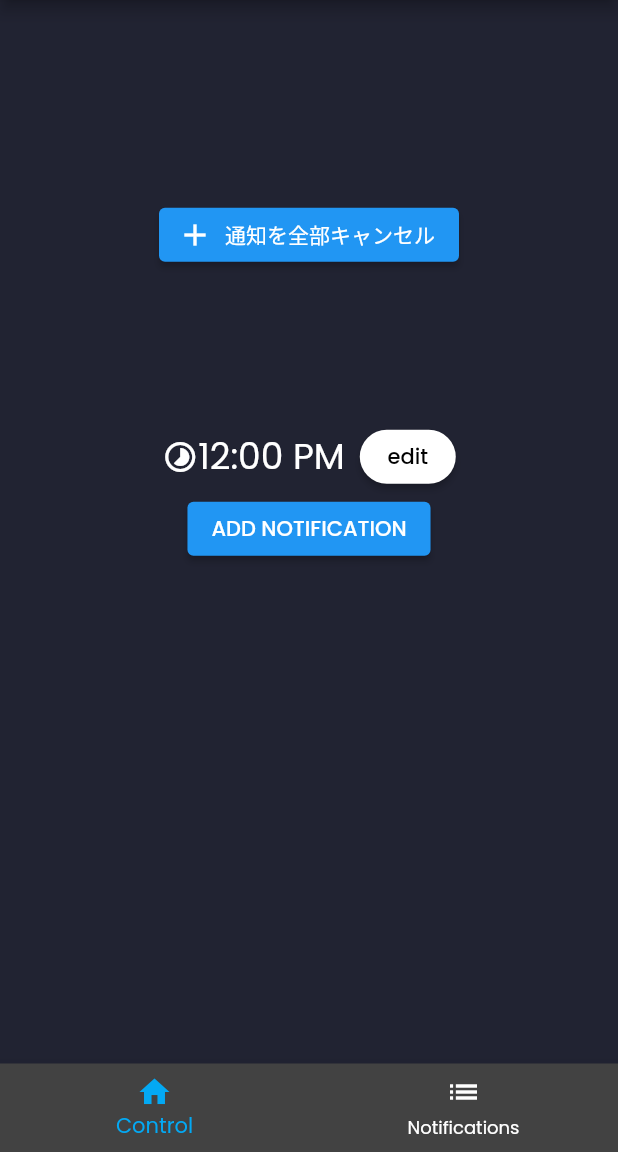
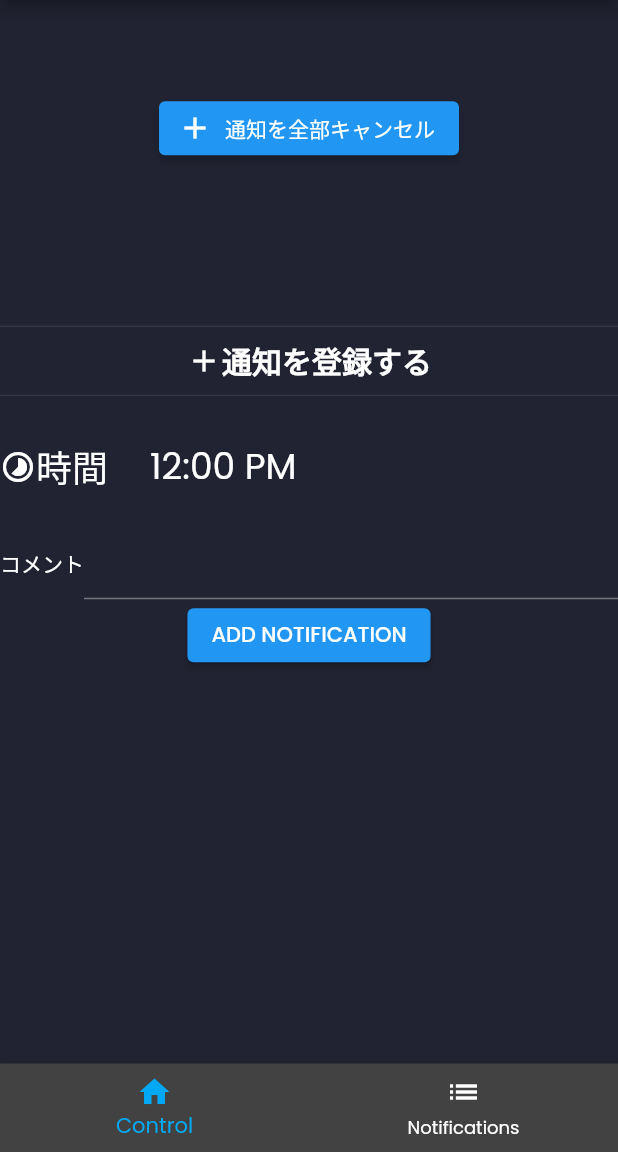
Before and after one commit to tk-daisuke/local_notification, a Flutter app: the screen it shows after launch, on a phone screen of 412 x 824 dp, the part 84-1236 px from its top. Run offline on Flutter 3.47's test engine with Material 2 defaults, Android fonts, the phone set to English and light mode, and no system bars; our stand-ins replace flutter_hooks, flutter_local_notifications, flutter_native_timezone, freezed_annotation, google_fonts, hooks_riverpod and 1 more; project files that could hold a hidden picture were left out.

Commit message:
add 見た目を整えた。通知のコメントを入力できるようにした。

```diff
--- a/lib/view/list/notification_add_screen.dart
+++ b/lib/view/list/notification_add_screen.dart
@@ -13,7 +13,7 @@ class NotificationAddScreen extends HookWidget {
   Widget build(BuildContext context) {
     final _model = NotificationAddModel();
 
-    final list = useProvider(notificaitonItems);
+    useProvider(notificaitonItems);
     return Center(
       child: SingleChildScrollView(
         child: Column(
@@ -30,7 +30,37 @@ class NotificationAddScreen extends HookWidget {
             const SizedBox(
               height: 100,
             ),
+            const Divider(),
+            Row(
+              mainAxisAlignment: MainAxisAlignment.center,
+              children: const [
+                Icon(Icons.add),
+                Text(
+                  '通知を登録する',
+                  style: TextStyle(fontWeight: FontWeight.bold, fontSize: 20),
+                ),
+              ],
+            ),
+            const Divider(),
             const NotificationTimeEditor(),
+            Row(
+              children: [
+                const Text('コメント'),
+                // const Icon(Icons.comment),
+                Expanded(child: HookBuilder(builder: (context) {
+                  final _settings =
+                      useProvider(notificationSettingProvider.notifier);
+
+                  return TextFormField(
+                    onChanged: (value) {
+                      print(_settings.state);
+                      _settings.state =
+                          _settings.state.copyWith(comment: value);
+                    },
+                  );
+                })),
+              ],
+            ),
             HookBuilder(builder: (context) {
               final _settings = useProvider(notificationSettingProvider);
               final list = useProvider(notificaitonItems);
@@ -54,21 +84,3 @@ class NotificationAddScreen extends HookWidget {
     );
   }
 }
-
-// class _button extends StatelessWidget {
-//   const _button({
-//     Key? key,
-//     required this.name,
-//     required this.onPressed,
-//   }) : super(key: key);
-//   final String name;
-//   final VoidCallback onPressed;
-
-//   @override
-//   Widget build(BuildContext context) {
-//     return ElevatedButton.icon(
-//       onPressed: onPressed,
-//       icon: const Icon(Icons.add),
-//       label: Text(name),
-//     );
-//   }
--- a/lib/view/widget/notificaiton_time_editor.dart
+++ b/lib/view/widget/notificaiton_time_editor.dart
@@ -4,50 +4,21 @@ import 'package:hooks_riverpod/hooks_riverpod.dart';
 import 'package:riverpod_test_application/item/notification_setting.dart';
 import 'package:riverpod_test_application/service/notification_service.dart';
 
-class NotificationTimeEditor extends StatelessWidget {
+class NotificationTimeEditor extends HookWidget {
   const NotificationTimeEditor({
     Key? key,
   }) : super(key: key);
   @override
   Widget build(BuildContext context) {
-    return Row(
-      mainAxisAlignment: MainAxisAlignment.center,
-      children: [
-        const Icon(Icons.timelapse),
-        HookBuilder(builder: (context) {
     final _settings = useProvider(notificationSettingProvider);
-          final _notificationTime = TimeOfDay(
-              hour: _settings.state.hour, minute: _settings.state.minute);
-          return Text(
-            _notificationTime.format(context),
-            textScaleFactor: 1,
-            style: const TextStyle(fontSize: 24),
-          );
-        }),
-        const SizedBox(
-          width: 10,
-        ),
-        HookBuilder(builder: (context) {
-          final _settings = useProvider(notificationSettingProvider);
-          final _noticeTime = TimeOfDay(
-              hour: _settings.state.hour, minute: _settings.state.minute);
 
-          return ElevatedButton(
-            child: const Text(
-              'edit', textScaleFactor: 1,
-              // style:
-              //     TextStyle(decoration:
-              // TextDecoration.overline),
-            ),
-            style: ElevatedButton.styleFrom(
-              primary: Colors.white,
-              onPrimary: Colors.black,
-              shape: const StadiumBorder(),
-            ),
-            onPressed: () async {
+    final _notificationTime =
+        TimeOfDay(hour: _settings.state.hour, minute: _settings.state.minute);
+    return InkWell(
+      onTap: () async {
         final timeOfDay = await showTimePicker(
           context: context,
-                initialTime: _noticeTime,
+          initialTime: _notificationTime,
         );
         if (timeOfDay != null) {
           _settings.state = NotificationSetting(
@@ -58,9 +29,57 @@ class NotificationTimeEditor extends StatelessWidget {
               weekID: _settings.state.weekID);
         }
       },
-          );
-        }),
+      child: NotificationAddTile(
+        title: '時間',
+        icon: Icons.timelapse,
+        child: Row(
+          children: [
+            Text(
+              _notificationTime.format(context),
+              textScaleFactor: 1,
+              style: const TextStyle(fontSize: 24),
+            ),
+            // Icon(Icons.forward_to_inbox_sharp)
           ],
+        ),
+      ),
     );
   }
 }
+
+class NotificationAddTile extends StatelessWidget {
+  const NotificationAddTile({
+    Key? key,
+    required this.icon,
+    required this.title,
+    required this.child,
+  }) : super(key: key);
+
+  final IconData icon;
+  final String title;
+  final Widget child;
+  @override
+  Widget build(BuildContext context) {
+    return SizedBox(
+      height: 80,
+      child: Row(
+        // mainAxisAlignment: MainAxisAlignment.center,
+        children: [
+          SizedBox(
+              width: 100,
+              child: Row(
+                children: [
+                  Icon(icon),
+                  Text(
+                    title,
+                    textScaleFactor: 1,
+                    style: const TextStyle(fontSize: 24),
+                  ),
+                ],
+              )),
+          Expanded(child: child),
+        ],
+      ),
+    );
+  }
+}
```
Lines whose indentation alone changed are shown as unchanged.
